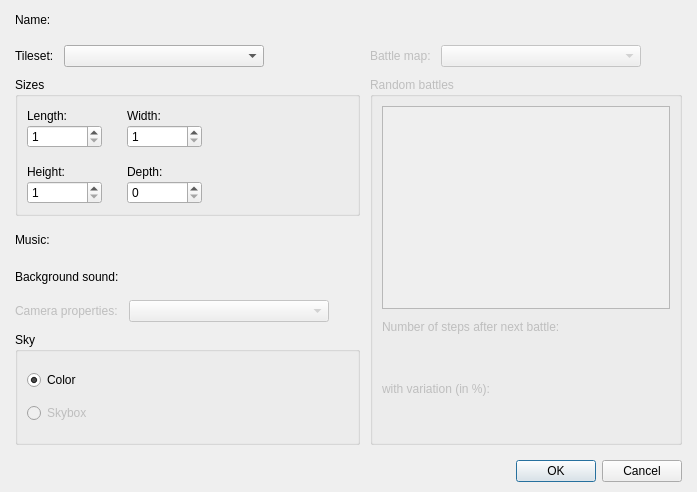
First picture: the form in Editor/Dialogs/dialogmapproperties.ui, repository RPG-Paper-Maker/RPG-Paper-Maker, before the edit.
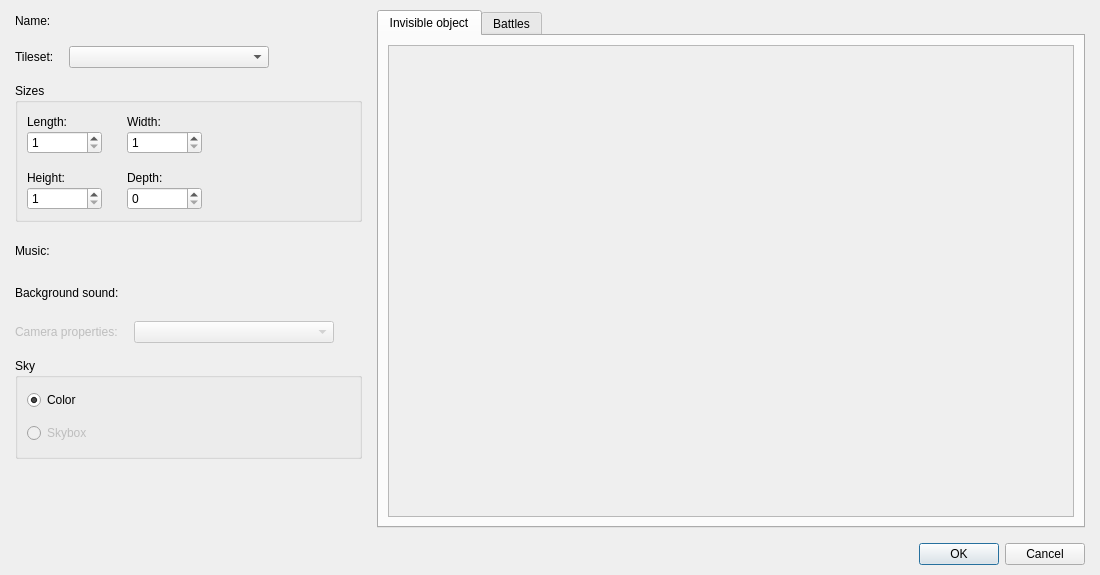
Second picture: the form after the edit. Custom widgets are drawn as their Qt base class.

Commit message: Map properties : invisible object

The edit to the form file:
```diff
--- a/Editor/Dialogs/dialogmapproperties.ui
+++ b/Editor/Dialogs/dialogmapproperties.ui
@@ -6,14 +6,14 @@
    <rect>
     <x>0</x>
     <y>0</y>
-    <width>697</width>
-    <height>492</height>
+    <width>1100</width>
+    <height>575</height>
    </rect>
   </property>
   <property name="windowTitle">
    <string>Map properties...</string>
   </property>
-  <layout class="QGridLayout" name="gridLayout_8">
+  <layout class="QGridLayout" name="gridLayout_11">
    <property name="leftMargin">
     <number>15</number>
    </property>
@@ -32,15 +32,19 @@
       <number>15</number>
      </property>
      <item>
-      <layout class="QHBoxLayout" name="horizontalLayout_2" stretch="0,0,1">
+      <layout class="QHBoxLayout" name="horizontalLayout_2" stretch="0,1">
        <item>
+        <layout class="QVBoxLayout" name="verticalLayout_6" stretch="0,0,0,0,1">
+         <item>
+          <layout class="QGridLayout" name="gridLayout_8">
+           <item row="0" column="0">
         <widget class="QLabel" name="label">
          <property name="text">
           <string>Name:</string>
          </property>
         </widget>
        </item>
-       <item>
+           <item row="0" column="1">
         <widget class="WidgetTextLang" name="widgetLangName" native="true">
          <property name="minimumSize">
           <size>
@@ -56,38 +60,27 @@
          </property>
         </widget>
        </item>
-       <item>
-        <spacer name="horizontalSpacer_5">
+           <item row="0" column="2" rowspan="2">
+            <spacer name="horizontalSpacer_2">
          <property name="orientation">
           <enum>Qt::Horizontal</enum>
          </property>
          <property name="sizeHint" stdset="0">
           <size>
-           <width>408</width>
-           <height>20</height>
+               <width>68</width>
+               <height>58</height>
           </size>
          </property>
         </spacer>
        </item>
-      </layout>
-     </item>
-     <item>
-      <layout class="QHBoxLayout" name="horizontalLayout_4" stretch="1,1">
-       <property name="spacing">
-        <number>10</number>
-       </property>
-       <item>
-        <layout class="QVBoxLayout" name="verticalLayout_7">
-         <item>
-          <layout class="QHBoxLayout" name="horizontalLayout_3">
-           <item>
+           <item row="1" column="0">
             <widget class="QLabel" name="label_2">
              <property name="text">
               <string>Tileset:</string>
              </property>
             </widget>
            </item>
-           <item>
+           <item row="1" column="1">
             <widget class="QComboBox" name="comboBoxTileset">
              <property name="minimumSize">
               <size>
@@ -103,19 +96,6 @@
              </property>
             </widget>
            </item>
-           <item>
-            <spacer name="horizontalSpacer_2">
-             <property name="orientation">
-              <enum>Qt::Horizontal</enum>
-             </property>
-             <property name="sizeHint" stdset="0">
-              <size>
-               <width>68</width>
-               <height>18</height>
-              </size>
-             </property>
-            </spacer>
-           </item>
           </layout>
          </item>
          <item>
@@ -399,10 +379,10 @@
              <number>9</number>
             </property>
             <property name="topMargin">
-             <number>0</number>
+             <number>9</number>
             </property>
             <property name="bottomMargin">
-             <number>0</number>
+             <number>9</number>
             </property>
             <item row="0" column="0">
              <layout class="QGridLayout" name="gridLayout_6">
@@ -466,10 +446,68 @@
            </layout>
           </widget>
          </item>
+         <item>
+          <spacer name="verticalSpacer">
+           <property name="orientation">
+            <enum>Qt::Vertical</enum>
+           </property>
+           <property name="sizeHint" stdset="0">
+            <size>
+             <width>20</width>
+             <height>40</height>
+            </size>
+           </property>
+          </spacer>
+         </item>
         </layout>
        </item>
        <item>
-        <layout class="QVBoxLayout" name="verticalLayout_6">
+        <widget class="QTabWidget" name="tabWidget">
+         <property name="maximumSize">
+          <size>
+           <width>16777215</width>
+           <height>16777215</height>
+          </size>
+         </property>
+         <property name="currentIndex">
+          <number>0</number>
+         </property>
+         <widget class="QWidget" name="tab_2">
+          <attribute name="title">
+           <string>Invisible object</string>
+          </attribute>
+          <layout class="QGridLayout" name="gridLayout_12">
+           <item row="0" column="0">
+            <widget class="QScrollArea" name="scrollArea">
+             <property name="widgetResizable">
+              <bool>true</bool>
+             </property>
+             <widget class="QWidget" name="scrollAreaWidgetContents">
+              <property name="geometry">
+               <rect>
+                <x>0</x>
+                <y>0</y>
+                <width>661</width>
+                <height>460</height>
+               </rect>
+              </property>
+              <layout class="QGridLayout" name="gridLayout_9">
+               <item row="0" column="0">
+                <widget class="PanelObject" name="panelObject" native="true"/>
+               </item>
+              </layout>
+             </widget>
+            </widget>
+           </item>
+          </layout>
+         </widget>
+         <widget class="QWidget" name="tab">
+          <attribute name="title">
+           <string>Battles</string>
+          </attribute>
+          <layout class="QGridLayout" name="gridLayout_10">
+           <item row="0" column="0">
+            <layout class="QVBoxLayout" name="verticalLayout_7" stretch="0,1">
          <item>
           <layout class="QHBoxLayout" name="horizontalLayout" stretch="0,0,1">
            <item>
@@ -601,6 +639,10 @@
         </layout>
        </item>
       </layout>
+         </widget>
+        </widget>
+       </item>
+      </layout>
      </item>
      <item>
       <widget class="QDialogButtonBox" name="buttonBox">
@@ -635,6 +677,12 @@
    <header>widgetsong.h</header>
    <container>1</container>
   </customwidget>
+  <customwidget>
+   <class>PanelObject</class>
+   <extends>QWidget</extends>
+   <header>panelobject.h</header>
+   <container>1</container>
+  </customwidget>
  </customwidgets>
  <resources/>
  <connections>
```
Left out of the diff: 4 changed lines with no effect on the pictures. Lines whose indentation alone changed are shown as unchanged. The commit also changes 11 other files.
